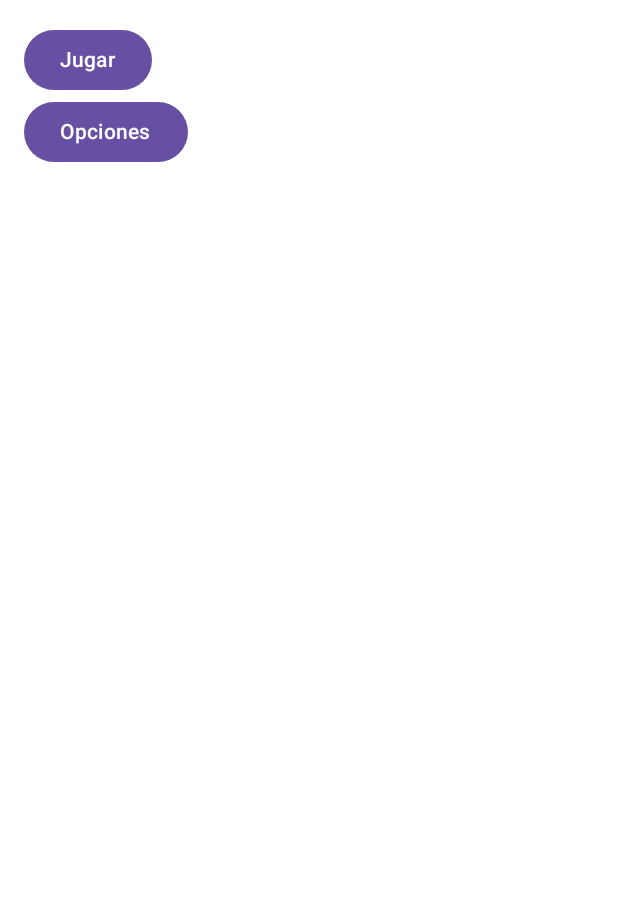
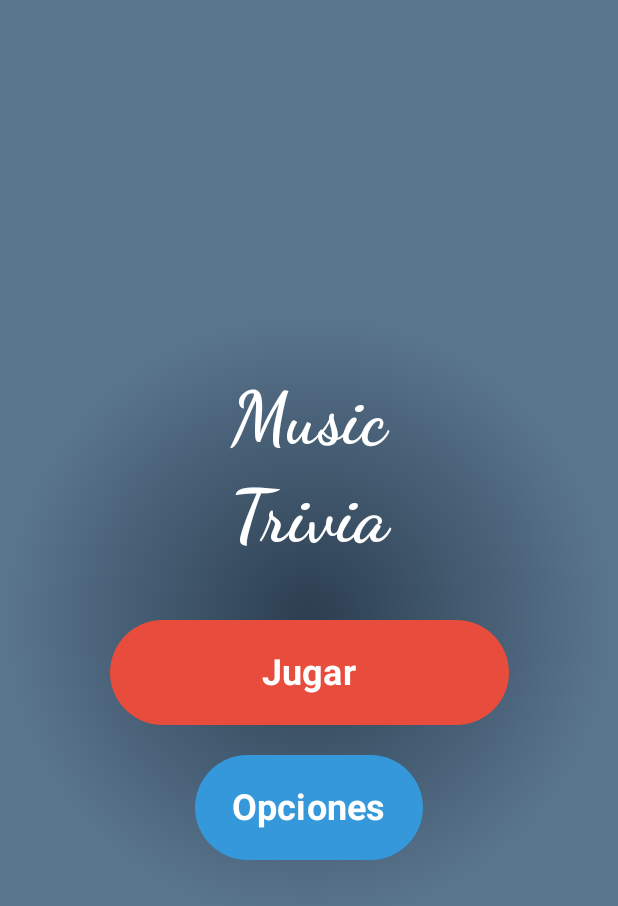
Before and after one commit to angelasdiaz/JuegosMoviles, an Android app built with Jetpack Compose: the @Preview function MainMenuScreen_Preview, on a phone screen of 412 x 824 dp. Shown: the top 906 px of the screen. Run offline under Robolectric (Android 15) with nearby library versions, the phone set to English and light mode, and no system bars.

Commit message:
Modificadas interfaz Menu y Juego con fondos personalizados y botones animados.

```diff
--- a/app/src/main/java/com/example/practica1/ui/pages/MainMenuScreen.kt
+++ b/app/src/main/java/com/example/practica1/ui/pages/MainMenuScreen.kt
@@ -1,13 +1,34 @@
 package com.example.practica1.ui.pages
 
+import androidx.compose.foundation.background
+import androidx.compose.foundation.layout.Arrangement
 import androidx.compose.foundation.layout.Column
+import androidx.compose.foundation.layout.Spacer
+import androidx.compose.foundation.layout.fillMaxSize
+import androidx.compose.foundation.layout.fillMaxWidth
+import androidx.compose.foundation.layout.height
 import androidx.compose.foundation.layout.padding
+import androidx.compose.material3.Button
+import androidx.compose.material3.ButtonDefaults
+import androidx.compose.material3.Text
 import androidx.compose.runtime.Composable
+import androidx.compose.ui.Alignment
+import androidx.compose.ui.Modifier
+import androidx.compose.ui.graphics.Color
+import androidx.compose.ui.text.font.FontFamily
+import androidx.compose.ui.text.font.FontWeight
+import androidx.compose.ui.tooling.preview.Preview
 import androidx.compose.ui.unit.dp
-import androidx.compose.ui.Modifier
-import androidx.compose.material3.Button
-import androidx.compose.material3.Text
-import androidx.compose.ui.tooling.preview.Preview
+import androidx.compose.ui.unit.sp
+import androidx.compose.animation.core.animateFloatAsState
+import androidx.compose.foundation.interaction.MutableInteractionSource
+import androidx.compose.foundation.interaction.collectIsPressedAsState
+import androidx.compose.runtime.getValue
+import androidx.compose.runtime.remember
+import androidx.compose.ui.graphics.graphicsLayer
+import androidx.compose.foundation.background
+import androidx.compose.ui.graphics.Brush
+
 
 // Pantalla principal
 
@@ -16,14 +37,96 @@ fun MainMenuScreen(
     onSeeOptionsClick: () -> Unit = {},
     onSeeGameClick: () -> Unit = {},
 ) {
+    val jugarInteractionSource = remember { MutableInteractionSource() }
+    val isJugarPressed by jugarInteractionSource.collectIsPressedAsState()
+    val jugarScale by animateFloatAsState(
+        targetValue = if (isJugarPressed) 0.75f else 1f,
+        label = "jugarScale"
+    )
+
+    val opcionesInteractionSource = remember { MutableInteractionSource() }
+    val isOpcionesPressed by opcionesInteractionSource.collectIsPressedAsState()
+    val opcionesScale by animateFloatAsState(
+        targetValue = if (isOpcionesPressed) 0.65f else 1f,
+        label = "opcionesScale"
+    )
+
+    val radialGradientBrush = Brush.radialGradient(
+        colors = listOf(
+            Color(0xFF2C3E50),
+            Color(0xFF5A768F)
+        )
+    )
+
     Column (
-        modifier = Modifier.padding(16.dp)
+        modifier = Modifier
+            .fillMaxSize()
+            .background(radialGradientBrush)
+            .padding(16.dp),
+        verticalArrangement = Arrangement.Center,
+        horizontalAlignment = Alignment.CenterHorizontally
     ){
-        Button(onClick = { onSeeGameClick() }) {
-            Text("Jugar")
+        Text(
+            text = "Music",
+            fontSize = 48.sp,
+            fontWeight = FontWeight.Bold,
+            color = Color.White,
+            fontFamily = FontFamily.Cursive,
+            modifier = Modifier.padding(bottom = 8.dp)
+        )
+        Text(
+            text = "Trivia",
+            fontSize = 48.sp,
+            fontWeight = FontWeight.Bold,
+            color = Color.White,
+            fontFamily = FontFamily.Cursive,
+            modifier = Modifier.padding(bottom = 40.dp)
+        )
+
+        Button(
+            onClick = { onSeeGameClick() },
+            interactionSource = jugarInteractionSource,
+            modifier = Modifier
+                .graphicsLayer {
+                    scaleX = jugarScale
+                    scaleY = jugarScale
+                }
+                .fillMaxWidth(0.7f) // Ocupa el 70% del ancho de la pantalla
+                .height(70.dp), // Altura más grande para el botón
+            colors = ButtonDefaults.buttonColors(
+                containerColor = Color(0xFFE74C3C), // Un color rojo vibrante para el botón
+                contentColor = Color.White // Texto blanco en el botón
+            )
+        ) {
+            Text(
+                text = "Jugar",
+                fontSize = 24.sp, // Tamaño de fuente más grande para el texto del botón
+                fontWeight = FontWeight.Bold
+            )
         }
-        Button(onClick = { onSeeOptionsClick() }) {
-            Text("Opciones")
+
+        Spacer(modifier = Modifier.height(20.dp))
+
+        Button(
+            onClick = { onSeeOptionsClick() },
+            interactionSource = opcionesInteractionSource,
+            modifier = Modifier
+                .graphicsLayer {
+                    scaleX = opcionesScale
+                    scaleY = opcionesScale
+                }
+                .fillMaxWidth(0.4f) // También ocupa el 70% del ancho
+                .height(70.dp), // Misma altura que el botón de Jugar
+            colors = ButtonDefaults.buttonColors(
+                containerColor = Color(0xFF3498DB), // Un color azul para el botón de opciones
+                contentColor = Color.White
+            )
+        ) {
+            Text(
+                text = "Opciones",
+                fontSize = 24.sp, // Tamaño de fuente más grande
+                fontWeight = FontWeight.Bold
+            )
         }
     }
 }
```
Also changed, not shown: app/src/main/java/com/example/practica1/ui/pages/GameScreen.kt (+59 -9 lines).
